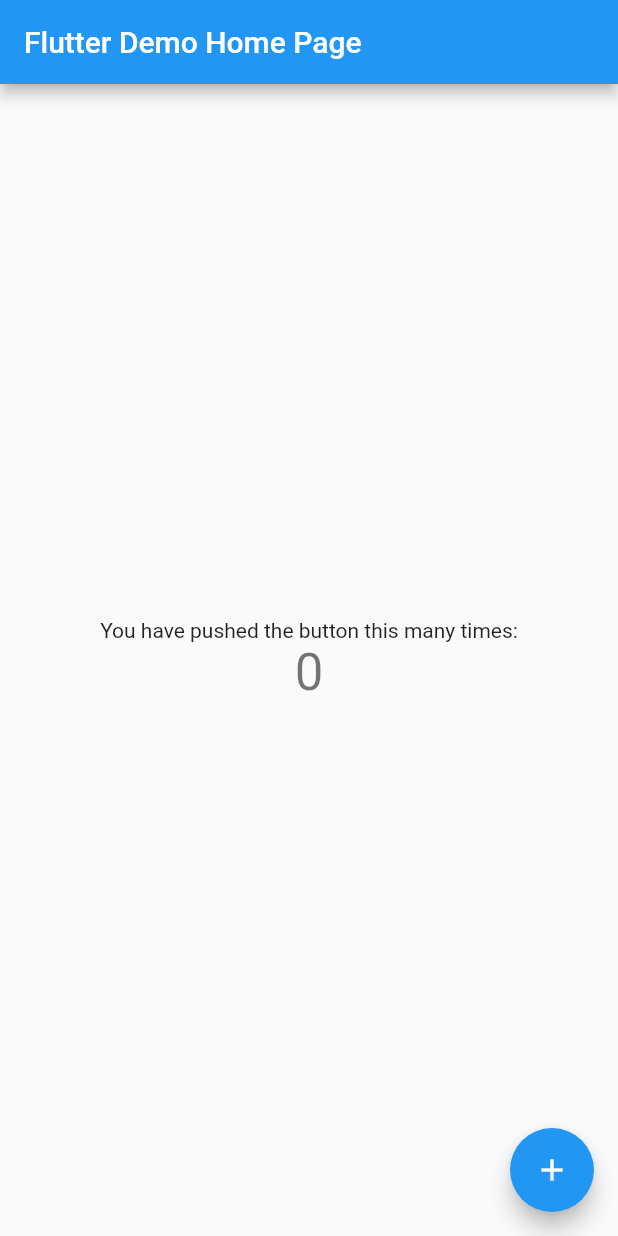
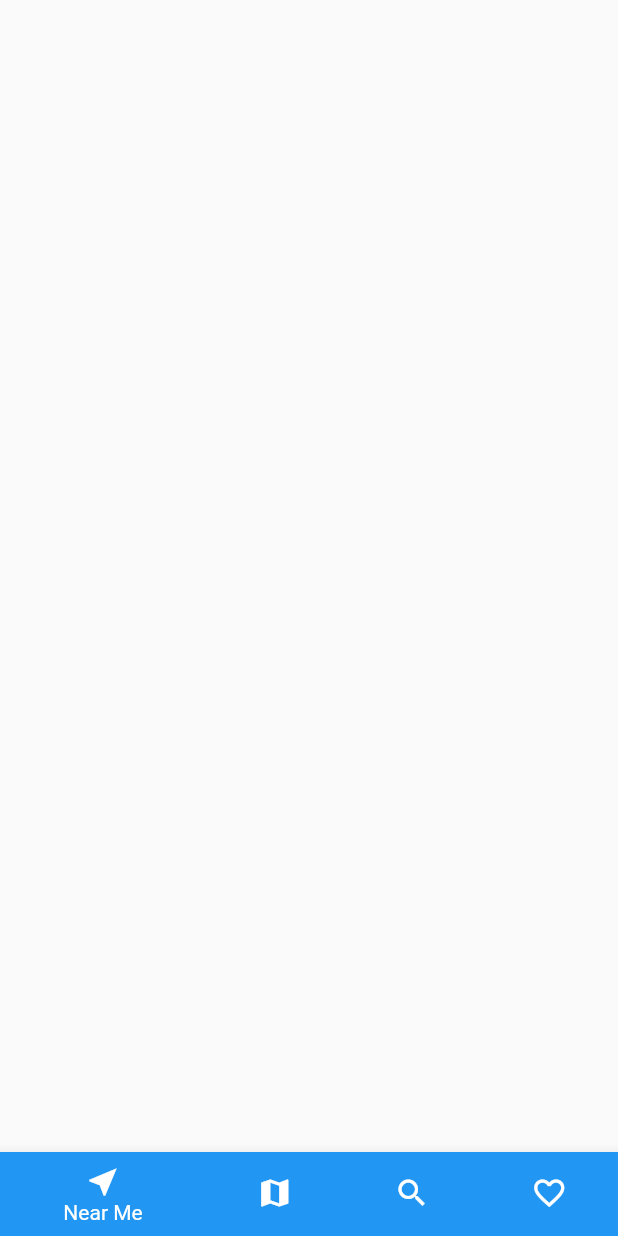
Before and after one commit to WayTech-Footsteps/modo-app, a Flutter app: the screen it shows after launch, on a phone screen of 412 x 824 dp. Run offline on Flutter 3.47's test engine with Material 2 defaults, Android fonts, the phone set to English and light mode, and no system bars.

Commit message:
added tab_screen.dart and the bottom nav items

```diff
--- a/lib/main.dart
+++ b/lib/main.dart
@@ -1,4 +1,5 @@
 import 'package:flutter/material.dart';
+import 'package:waytech/screens/tab_screen.dart';
 
 void main() {
   runApp(MyApp());
@@ -9,39 +10,17 @@ class MyApp extends StatelessWidget {
   @override
   Widget build(BuildContext context) {
     return MaterialApp(
-      title: 'Flutter Demo',
-      theme: ThemeData(
-        // This is the theme of your application.
-        //
-        // Try running your application with "flutter run". You'll see the
-        // application has a blue toolbar. Then, without quitting the app, try
-        // changing the primarySwatch below to Colors.green and then invoke
-        // "hot reload" (press "r" in the console where you ran "flutter run",
-        // or simply save your changes to "hot reload" in a Flutter IDE).
-        // Notice that the counter didn't reset back to zero; the application
-        // is not restarted.
-        primarySwatch: Colors.blue,
-        // This makes the visual density adapt to the platform that you run
-        // the app on. For desktop platforms, the controls will be smaller and
-        // closer together (more dense) than on mobile platforms.
-        visualDensity: VisualDensity.adaptivePlatformDensity,
-      ),
-      home: MyHomePage(title: 'Flutter Demo Home Page'),
-    );
+        title: 'Flutter Demo',
+        theme: ThemeData(
+          primarySwatch: Colors.blue,
+          visualDensity: VisualDensity.adaptivePlatformDensity,
+        ),
+        home: TabScreen());
   }
 }
 
 class MyHomePage extends StatefulWidget {
   MyHomePage({Key key, this.title}) : super(key: key);
-
-  // This widget is the home page of your application. It is stateful, meaning
-  // that it has a State object (defined below) that contains fields that affect
-  // how it looks.
-
-  // This class is the configuration for the state. It holds the values (in this
-  // case the title) provided by the parent (in this case the App widget) and
-  // used by the build method of the State. Fields in a Widget subclass are
-  // always marked "final".
 
   final String title;
 
@@ -54,23 +33,12 @@ class _MyHomePageState extends State<MyHomePage> {
 
   void _incrementCounter() {
     setState(() {
-      // This call to setState tells the Flutter framework that something has
-      // changed in this State, which causes it to rerun the build method below
-      // so that the display can reflect the updated values. If we changed
-      // _counter without calling setState(), then the build method would not be
-      // called again, and so nothing would appear to happen.
       _counter++;
     });
   }
 
   @override
   Widget build(BuildContext context) {
-    // This method is rerun every time setState is called, for instance as done
-    // by the _incrementCounter method above.
-    //
-    // The Flutter framework has been optimized to make rerunning build methods
-    // fast, so that you can just rebuild anything that needs updating rather
-    // than having to individually change instances of widgets.
     return Scaffold(
       appBar: AppBar(
         // Here we take the value from the MyHomePage object that was created by
--- /dev/null
+++ b/lib/screens/tab_screen.dart
@@ -0,0 +1,29 @@
+import 'package:flutter/material.dart';
+
+class TabScreen extends StatefulWidget {
+  @override
+  _TabScreenState createState() => _TabScreenState();
+}
+
+class _TabScreenState extends State<TabScreen> {
+  BottomNavigationBarItem _bottomNavItemMaker(String title, IconData iconData) {
+    return BottomNavigationBarItem(
+        icon: Icon(iconData),
+        title: Text(title),
+        backgroundColor: Theme.of(context).primaryColor);
+  }
+
+  @override
+  Widget build(BuildContext context) {
+    return Scaffold(
+      bottomNavigationBar: BottomNavigationBar(
+        items: [
+          _bottomNavItemMaker("Near Me", Icons.near_me),
+          _bottomNavItemMaker("Map", Icons.map),
+          _bottomNavItemMaker("Journey", Icons.search),
+          _bottomNavItemMaker("Favs", Icons.favorite_border),
+        ],
+      ),
+    );
+  }
+}
```
